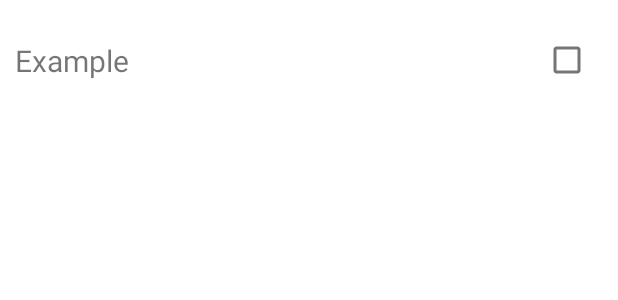
After one commit to Aryan-goel/To-do-List, an Android app: the layout item_todo.xml on its own in the app's theme, with its tools: preview values and no code run, on a phone screen of 412 x 824 dp. The commit adds this screen. Shown: the top 300 px of the screen. Run offline under Robolectric (Android 15) with nearby library versions, the phone set to English and light mode, and no system bars.

Commit message:
Layout completed

```diff
--- a/app/src/main/java/com/example/to_dolist/MainActivity.kt
+++ b/app/src/main/java/com/example/to_dolist/MainActivity.kt
@@ -7,6 +7,7 @@ class MainActivity : AppCompatActivity() {
     override fun onCreate(savedInstanceState: Bundle?) {
         super.onCreate(savedInstanceState)
         setContentView(R.layout.activity_main)
+
     }
 
 }
--- /dev/null
+++ b/app/src/main/res/layout/item_todo.xml
@@ -0,0 +1,30 @@
+<?xml version="1.0" encoding="utf-8"?>
+<androidx.constraintlayout.widget.ConstraintLayout
+    xmlns:android="http://schemas.android.com/apk/res/android"
+    xmlns:app="http://schemas.android.com/apk/res-auto"
+    android:layout_width="match_parent"
+    android:paddingStart="10dp"
+    android:paddingEnd="10dp"
+    android:layout_height="80dp">
+
+    <TextView
+        android:id="@+id/tvtodoTitle"
+        android:layout_width="0dp"
+        android:layout_height="wrap_content"
+        android:text="Example"
+        android:textSize="20sp"
+
+        app:layout_constraintBottom_toBottomOf="parent"
+        app:layout_constraintEnd_toStartOf="@+id/cbDone"
+        app:layout_constraintStart_toStartOf="parent"
+        app:layout_constraintTop_toTopOf="parent" />
+
+    <CheckBox
+        android:id="@+id/cbDone"
+        android:layout_width="wrap_content"
+        android:layout_height="wrap_content"
+        app:layout_constraintBottom_toBottomOf="parent"
+        app:layout_constraintEnd_toEndOf="parent"
+        app:layout_constraintTop_toTopOf="parent" />
+
+</androidx.constraintlayout.widget.ConstraintLayout>
```
Also changed, not shown: app/src/main/res/layout/activity_main.xml (+19 -9 lines).
